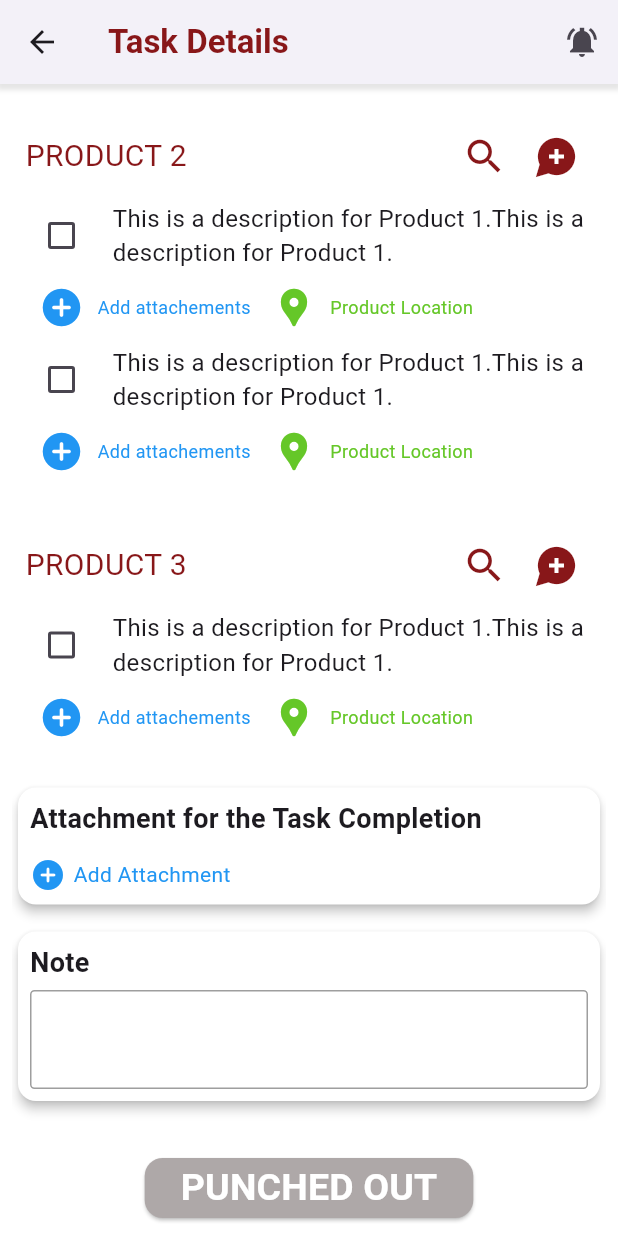
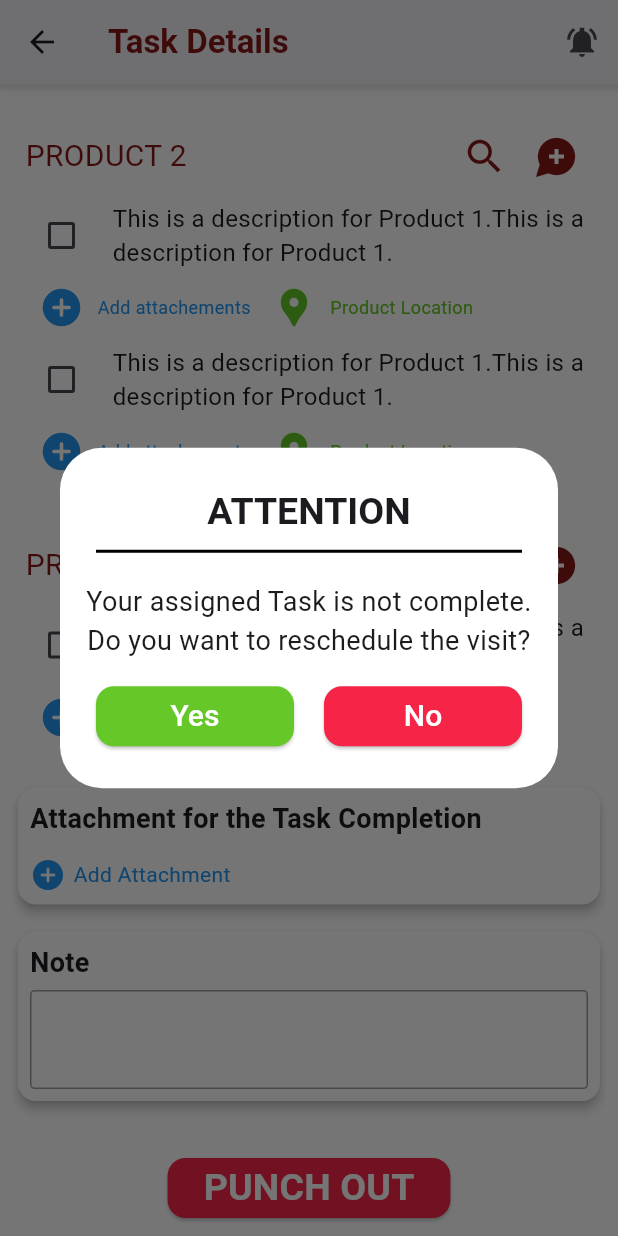
Before and after one commit to Sumedhvyas28/BWT-APP, a Flutter app: the ReachedLocation screen opened directly, scrolled down 338 dp, after a tap on "PUNCH OUT", on a phone screen of 412 x 824 dp. Run offline on Flutter 3.47's test engine with Material 3 defaults, Android fonts, the phone set to English and light mode, and no system bars; our stand-ins replace device_preview, go_router, loading_animation_widget, lottie, page_transition, shimmer and 1 more.

Commit message:
Reschedule dialog box added

```diff
--- /dev/null
+++ b/lib/pages/dashboard/task_details/reached/alert.dart
@@ -0,0 +1,93 @@
+import 'package:flutter/material.dart';
+import 'package:flutter_application_1/constants/pallete.dart';
+import 'package:flutter_application_1/pages/dashboard/task_details/reached/reason.dart';
+
+class AlertPage extends StatefulWidget {
+  const AlertPage({super.key});
+
+  @override
+  State<AlertPage> createState() => _AlertPageState();
+}
+
+class _AlertPageState extends State<AlertPage> {
+  @override
+  Widget build(BuildContext context) {
+    return AlertDialog(
+      backgroundColor: Colors.white,
+      actions: [
+        Row(
+          children: [
+            Expanded(
+              child: SizedBox(
+                child: ElevatedButton(
+                  style: ElevatedButton.styleFrom(
+                      padding: EdgeInsets.symmetric(horizontal: 8, vertical: 0),
+                      shape: RoundedRectangleBorder(
+                          borderRadius: BorderRadius.circular(12)),
+                      backgroundColor: Pallete.activeButtonColor),
+                  onPressed: () {
+                    Navigator.of(context).pop();
+
+                    showDialog(
+                        context: context,
+                        builder: (BuildContext context) {
+                          return ReasonPage();
+                        });
+                  },
+                  child: Text(
+                    'Yes',
+                    style: TextStyle(color: Colors.white, fontSize: 20),
+                  ),
+                ),
+              ),
+            ),
+            SizedBox(
+              width: 20,
+            ),
+            Expanded(
+              child: SizedBox(
+                child: ElevatedButton(
+                  style: ElevatedButton.styleFrom(
+                      padding: EdgeInsets.symmetric(horizontal: 8, vertical: 0),
+                      shape: RoundedRectangleBorder(
+                          borderRadius: BorderRadius.circular(12)),
+                      backgroundColor: Pallete.redBtnColor),
+                  onPressed: () {
+                    Navigator.of(context).pop();
+                  },
+                  child: Text(
+                    'No',
+                    style: TextStyle(color: Colors.white, fontSize: 20),
+                  ),
+                ),
+              ),
+            ),
+          ],
+        ),
+      ],
+      title: Column(
+        children: [
+          Center(
+              child: Padding(
+            padding: const EdgeInsets.symmetric(horizontal: 10, vertical: 2),
+            child: Text(
+              'ATTENTION',
+              style: TextStyle(fontSize: 25, fontWeight: FontWeight.bold),
+            ),
+          )),
+          Divider(thickness: 2, color: Colors.black), // Divider under title
+        ],
+      ),
+      contentPadding: EdgeInsets.all(13),
+      content: Text(
+        'Your assigned Task is not complete. Do you want to reschedule the visit?',
+        maxLines: 4,
+        textAlign: TextAlign.center,
+        style: TextStyle(
+          fontSize: 18,
+        ),
+      ),
+      actionsAlignment: MainAxisAlignment.start,
+    );
+  }
+}
--- a/lib/pages/dashboard/task_details/reached_location.dart
+++ b/lib/pages/dashboard/task_details/reached/reached_location.dart
@@ -2,8 +2,9 @@ import 'package:flutter/material.dart';
 import 'package:flutter_application_1/constants/custom_dashapp.dart';
 import 'package:flutter_application_1/constants/drawer.dart';
 import 'package:flutter_application_1/constants/pallete.dart';
-import 'package:flutter_application_1/pages/dashboard/task_details/add_symptoms.dart';
-import 'package:flutter_application_1/pages/dashboard/task_details/look_symptoms.dart';
+import 'package:flutter_application_1/pages/dashboard/task_details/reached/add_symptoms.dart';
+import 'package:flutter_application_1/pages/dashboard/task_details/reached/alert.dart';
+import 'package:flutter_application_1/pages/dashboard/task_details/reached/look_symptoms.dart';
 import 'package:page_transition/page_transition.dart';
 
 //pending
@@ -26,6 +27,26 @@ class _ReachedLocationState extends State<ReachedLocation> {
 
   bool _isPunchPressed = false;
   bool _isPunchOutPressed = false;
+  bool isRescheduled = false;
+  String _isPunchOutMessage = '';
+
+  void _handlePunchOut() {
+    if (isSelected[0] && isSelected[1] && isSelected[2] && isSelected[3]) {
+      setState(() {
+        _isPunchOutPressed = true;
+
+        _isPunchOutMessage = 'Job Punch OUT Successful! AT 16:00 PM';
+      });
+    } else {
+      showDialog(
+        context: context,
+        builder: (BuildContext context) {
+          return AlertPage();
+        },
+      );
+    }
+  }
+
   @override
   Widget build(BuildContext context) {
     // double screenWidth = MediaQuery.of(context).size.width;
@@ -612,11 +633,7 @@ class _ReachedLocationState extends State<ReachedLocation> {
                       borderRadius: BorderRadius.circular(12),
                     ),
                   ),
-                  onPressed: () {
-                    setState(() {
-                      _isPunchOutPressed = !_isPunchOutPressed;
-                    });
-                  },
+                  onPressed: _handlePunchOut,
                   child: Text(
                     _isPunchOutPressed ? 'PUNCHED OUT' : 'PUNCH OUT',
                     style: const TextStyle(
@@ -629,8 +646,8 @@ class _ReachedLocationState extends State<ReachedLocation> {
 
               if (_isPunchOutPressed)
                 Center(
-                  child: const Text(
-                    'Job Punch OUT Successful! AT 16:00 PM',
+                  child: Text(
+                    _isPunchOutMessage,
                     style: TextStyle(
                       fontSize: 14,
                       fontWeight: FontWeight.bold,
--- a/lib/pages/dashboard/task_details/task_details.dart
+++ b/lib/pages/dashboard/task_details/task_details.dart
@@ -13,6 +13,7 @@ class TaskDetails extends StatefulWidget {
 
 class _TaskDetailsState extends State<TaskDetails> {
   List<bool> isSelected = [false, false, false];
+  // bool _isLoading = false;
 
   @override
   Widget build(BuildContext context) {
@@ -256,7 +257,7 @@ class _TaskDetailsState extends State<TaskDetails> {
                       children: [
                         SizedBox(height: 20),
                         Text(
-                          'SOP\'s',
+                          'Maintenance Master Section',
                           style: TextStyle(
                             fontSize: 18,
                             fontWeight: FontWeight.bold,
@@ -337,7 +338,7 @@ class _TaskDetailsState extends State<TaskDetails> {
                       children: [
                         const SizedBox(height: 20),
                         const Text(
-                          'Primary Assets (To be collected)',
+                          'Spare Items',
                           style: TextStyle(
                             fontSize: 18,
                             fontWeight: FontWeight.bold,
--- a/lib/pages/dashboard/task_details/task_punch.dart
+++ b/lib/pages/dashboard/task_details/task_punch.dart
@@ -3,7 +3,7 @@ import 'dart:async';
 import 'package:flutter/material.dart';
 import 'package:flutter_application_1/constants/custom_dashapp.dart';
 import 'package:flutter_application_1/constants/pallete.dart';
-import 'package:flutter_application_1/pages/dashboard/task_details/reached_location.dart';
+import 'package:flutter_application_1/pages/dashboard/task_details/reached/reached_location.dart';
 import 'package:page_transition/page_transition.dart';
 
 // 300 m not visible
--- a/lib/pages/dashboard/task_page.dart
+++ b/lib/pages/dashboard/task_page.dart
@@ -1,5 +1,5 @@
 import 'package:flutter/material.dart';
-import 'package:flutter_application_1/pages/dashboard/task_details/task_details.dart';
+import 'package:flutter_application_1/pages/dashboard/task_details/shimmer_page.dart';
 import 'package:page_transition/page_transition.dart';
 
 // pending
@@ -90,7 +90,7 @@ class TasksPage extends StatelessWidget {
                       Navigator.push(
                         context,
                         PageTransition(
-                          child: TaskDetails(),
+                          child: ShimmerWidgetPage(),
                           type: PageTransitionType.fade,
                         ),
                       );
--- a/pubspec.yaml
+++ b/pubspec.yaml
@@ -48,6 +48,7 @@ dependencies:
   page_transition: ^2.1.0
   lottie: ^3.1.3
   timelines: ^0.1.0
+  loading_animation_widget: ^1.3.0
 
 dev_dependencies:
   flutter_test:
```
Also changed, not shown: lib/pages/dashboard/dashboard.dart (+36 -12 lines), lib/pages/dashboard/task_details/reached/reason.dart (added, +135 -0 lines), lib/pages/dashboard/task_details/reached/submit.dart (added, +72 -0 lines), lib/pages/dashboard/task_details/shimmer_page.dart (added, +178 -0 lines), lib/pages/dashboard/task_details/reached/add_symptoms.dart (renamed from lib/pages/dashboard/task_details/add_symptoms.dart), lib/pages/dashboard/task_details/reached/look_symptoms.dart (renamed from lib/pages/dashboard/task_details/look_symptoms.dart), pubspec.lock.
